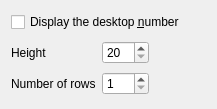
Above: plasma/applets/pager/pagerConfig.ui from mgottschlag/kwin-tiling before the change. Below: the same form after it.
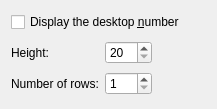
That is the form after the change.

Commit message: i18n style guide fixes

```diff
--- a/plasma/applets/pager/pagerConfig.ui
+++ b/plasma/applets/pager/pagerConfig.ui
@@ -28,7 +28,7 @@
      <item row="0" column="0" >
       <widget class="QLabel" name="labelSize" >
        <property name="text" >
-        <string>Height</string>
+        <string>Height:</string>
        </property>
       </widget>
      </item>
@@ -70,7 +70,7 @@
      <item row="1" column="0" >
       <widget class="QLabel" name="labelRows" >
        <property name="text" >
-        <string>Number of rows</string>
+        <string>Number of rows:</string>
        </property>
       </widget>
      </item>
```
